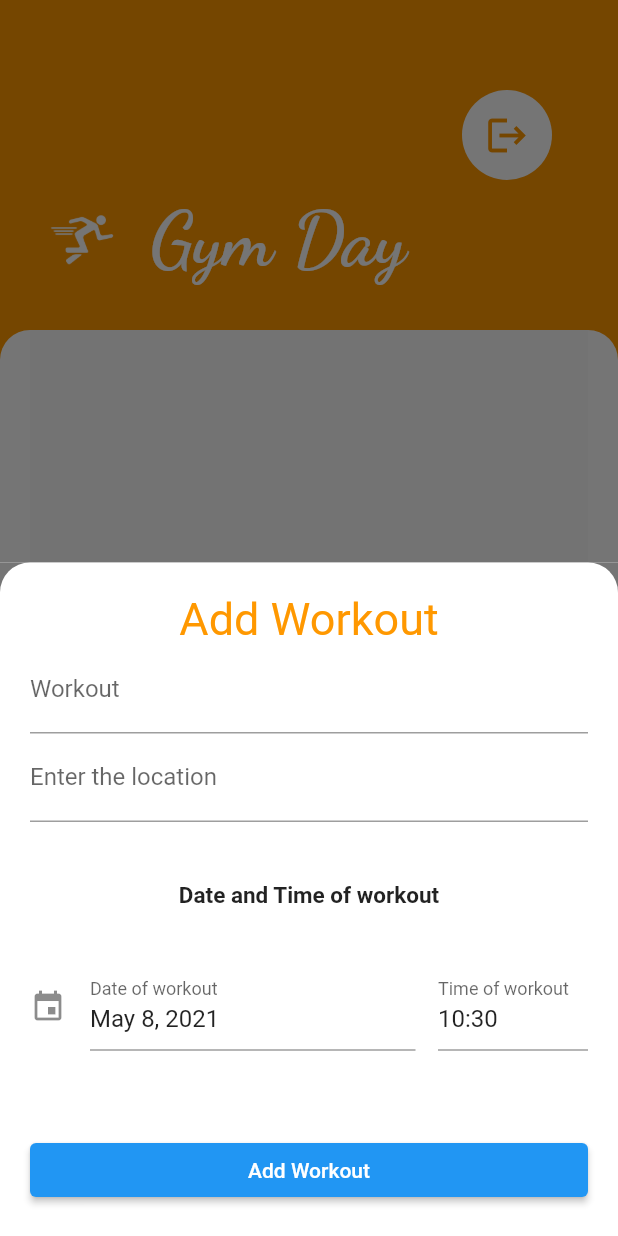
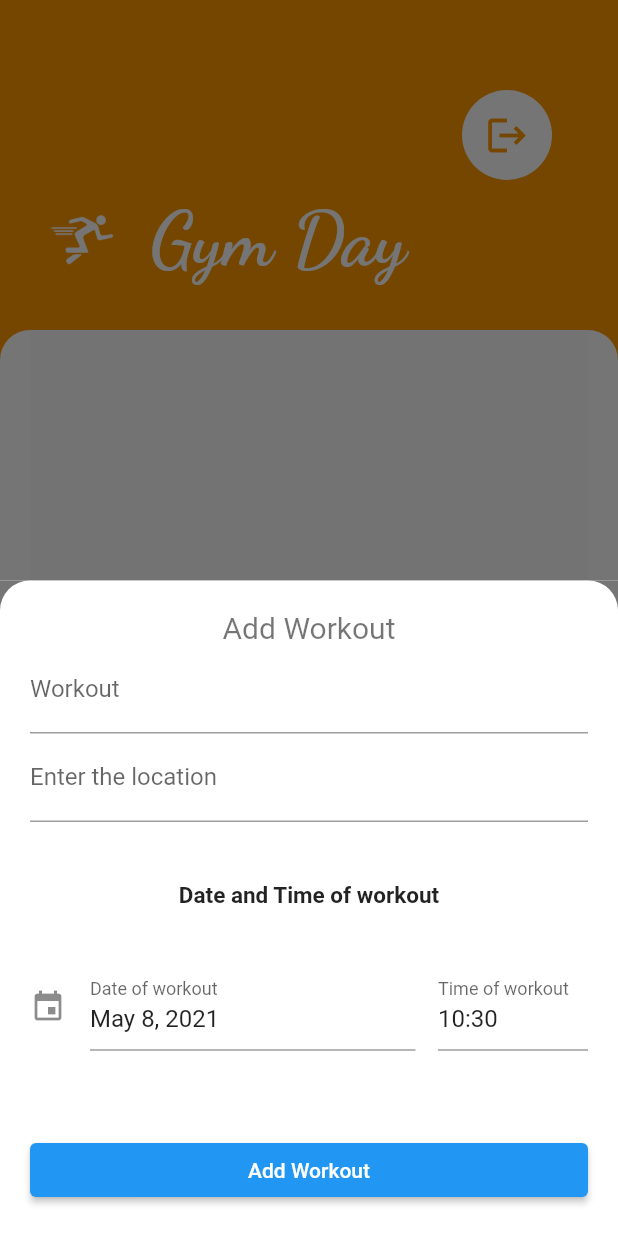
Before and after one commit to edwardrichtofen115/gym_day, a Flutter app: the LoggedinScreen screen opened by its route, after a tap on the "add" icon, on a phone screen of 412 x 824 dp. Run offline on Flutter 3.47's test engine with Material 2 defaults, Android fonts, the phone set to English and light mode, and no system bars; drawn by our look-alikes of date_time_picker, flutter_progress_hud; our stand-ins replace animated_splash_screen, cloud_firestore, cool_alert, firebase_auth, firebase_core, font_awesome_flutter and 3 more; accounts and stored records are empty.

Commit message:
Added form validation for workout checkin

```diff
--- a/lib/checkin_page.dart
+++ b/lib/checkin_page.dart
@@ -30,10 +30,13 @@ class _CheckInPageState extends State<CheckInPage> {
     super.initState();
     getUser();
   }
-
+  final _formKey = GlobalKey<FormState>();
   @override
   Widget build(BuildContext context) {
-    return Container(
+
+    return Form(
+      key: _formKey,
+      child: Container(
         color: Color(0xff757575),
         child: Container(
           padding: EdgeInsets.all(20.0),
@@ -51,11 +54,17 @@ class _CheckInPageState extends State<CheckInPage> {
                 'Add Workout',
                 textAlign: TextAlign.center,
                 style: TextStyle(
-                fontSize: 30.0,
-                color: Colors.orange,
+                  fontSize: 20.0,
+                  color: Colors.black54,
                 ),
               ),
-            TextField(
+              TextFormField(
+                validator: (value){
+                  if(value == null || value.isEmpty){
+                    return 'This field cannot be empty';
+                  }
+                  return null;
+                },
                 decoration: InputDecoration(
                   labelText: 'Workout',
                 ),
@@ -64,7 +73,13 @@ class _CheckInPageState extends State<CheckInPage> {
                   workout = newText;
                 },
               ),
-            TextField(
+              TextFormField(
+                validator: (value){
+                  if(value == null || value.isEmpty){
+                    return 'This field cannot be empty';
+                  }
+                  return null;
+                },
                 textDirection: TextDirection.rtl,
                 decoration: InputDecoration(
                   labelText: 'Enter the location',
@@ -109,12 +124,11 @@ class _CheckInPageState extends State<CheckInPage> {
                 height: 20.0,
               ),
               ElevatedButton(
+
                   child: Text('Add Workout'),
                   onPressed: () {
-                  // CoolAlert.show(context: context, type: CoolAlertType.success, text: 'Workout added successfully');
-                  // print(workout);
-                  // print(location);
-                  // print(dateTime);
+                    final formState = _formKey.currentState;
+                    if(formState.validate()){
                       _firestore.collection('workouts').add({
                         'user': user_email,
                         'workout': workout,
@@ -131,8 +145,11 @@ class _CheckInPageState extends State<CheckInPage> {
                           confirmBtnColor: Colors.orange,
                           backgroundColor: Colors.orange,
                           confirmBtnText: 'Done');
+                    }
+
                   })
             ],
+          ),
         ),
       ),
     );
--- a/lib/workouts_page.dart
+++ b/lib/workouts_page.dart
@@ -14,12 +14,11 @@ final _firestore = FirebaseFirestore.instance;
 final _auth = FirebaseAuth.instance;
 
 class WorkoutsPage extends StatefulWidget {
-
   @override
   _WorkoutsPageState createState() => _WorkoutsPageState();
 }
 
-class _WorkoutsPageState extends State<WorkoutsPage>{
+class _WorkoutsPageState extends State<WorkoutsPage> {
   String user_email;
 
   @override
@@ -29,70 +28,87 @@ class _WorkoutsPageState extends State<WorkoutsPage>{
     getUser();
   }
 
-
-
   @override
   Widget build(BuildContext context) {
     return ProgressHUD(
       child: Scaffold(
         body: StreamBuilder<QuerySnapshot>(
-          stream:
-              _firestore.collection('workouts').orderBy('dateTime', descending: true).snapshots(),
+          stream: _firestore
+              .collection('workouts')
+              .orderBy('dateTime', descending: true)
+              .snapshots(),
           builder: (context, snapshot) {
             if (snapshot.hasData) {
               final workouts = snapshot.data.docs;
-
-              List<CustomWorkoutWidget> finalWorkouts = getWorkouts(workouts, user_email);
+              print(workouts.length);
+              if (workouts.length <= 0) {
+                return Column(
+                  mainAxisAlignment: MainAxisAlignment.center,
+                  children: [
+                    Row(
+                      mainAxisAlignment: MainAxisAlignment.center,
+                      children: [
+                        Text(
+                          'No workouts added ',
+                          style: TextStyle(fontSize: 20.0),
+                        ),
+                        Icon(
+                          Icons.sentiment_very_dissatisfied_outlined,
+                          size: 30.0,
+                        )
+                      ],
+                    ),
+                    Text(
+                      'Add workouts to see them here',
+                      style: TextStyle(fontSize: 20.0),
+                    )
+                  ],
+                );
+              }
+              List<CustomWorkoutWidget> finalWorkouts =
+                  getWorkouts(workouts, user_email);
               return ListView(
                 children: finalWorkouts,
               );
             } else
-              return Text('Error');
+              return Center(child: Text('Loading, please wait', style: TextStyle(fontSize: 20.0),));
           },
         ),
       ),
     );
   }
 
-  getUser() async{
-
-    await SharedPreferences.getInstance().then((prefs){
-
+  getUser() async {
+    await SharedPreferences.getInstance().then((prefs) {
       bool status = prefs.getBool('isLoggedIn') ?? false;
-      if(status){
+      if (status) {
         user_email = prefs.getString('user_email').toString();
-      }else{
+      } else {
         user_email = _auth.currentUser.email;
       }
       // print(user_email);
-
     });
-
-
-
   }
 }
 
 class CustomWorkoutWidget extends StatefulWidget {
-  CustomWorkoutWidget(
-      {this.workoutName,
-      this.workoutLocation,
-      this.workoutDateTime,
-      this.workoutId,
-      });
+  CustomWorkoutWidget({
+    this.workoutName,
+    this.workoutLocation,
+    this.workoutDateTime,
+    this.workoutId,
+  });
 
   final String workoutName;
   final String workoutLocation;
   final Timestamp workoutDateTime;
   final String workoutId;
 
-
   @override
   _CustomWorkoutWidgetState createState() => _CustomWorkoutWidgetState();
 }
 
 class _CustomWorkoutWidgetState extends State<CustomWorkoutWidget> {
-
   @override
   Widget build(BuildContext context) {
     final progress = ProgressHUD.of(context);
@@ -101,7 +117,10 @@ class _CustomWorkoutWidgetState extends State<CustomWorkoutWidget> {
       child: ListTile(
         leading: FaIcon(FontAwesomeIcons.fire),
         trailing: FlatButton(
-          child: Icon(Icons.delete_forever_outlined, color: Colors.black54,),
+          child: Icon(
+            Icons.delete_forever_outlined,
+            color: Colors.black54,
+          ),
           minWidth: 10.0,
           onPressed: () async {
             showDialog(
@@ -136,14 +155,13 @@ class _CustomWorkoutWidgetState extends State<CustomWorkoutWidget> {
                             });
                           });
 
-                          await _firestore.collection('workouts').doc(deleteID).delete();
+                          await _firestore
+                              .collection('workouts')
+                              .doc(deleteID)
+                              .delete();
                           // await Future.delayed(Duration(seconds: 10));
 
-
                           progress.dismiss();
-
-
-
 
                           // print('Deleted');
                         },
@@ -161,7 +179,8 @@ class _CustomWorkoutWidgetState extends State<CustomWorkoutWidget> {
   }
 }
 
-List<CustomWorkoutWidget> getWorkouts (List<QueryDocumentSnapshot> workouts, String currentUserEmail){
+List<CustomWorkoutWidget> getWorkouts(
+    List<QueryDocumentSnapshot> workouts, String currentUserEmail) {
   List<CustomWorkoutWidget> finalWorkouts = [];
 
   // print(currentUserEmail.toString());
```
Lines whose indentation alone changed are shown as unchanged.
